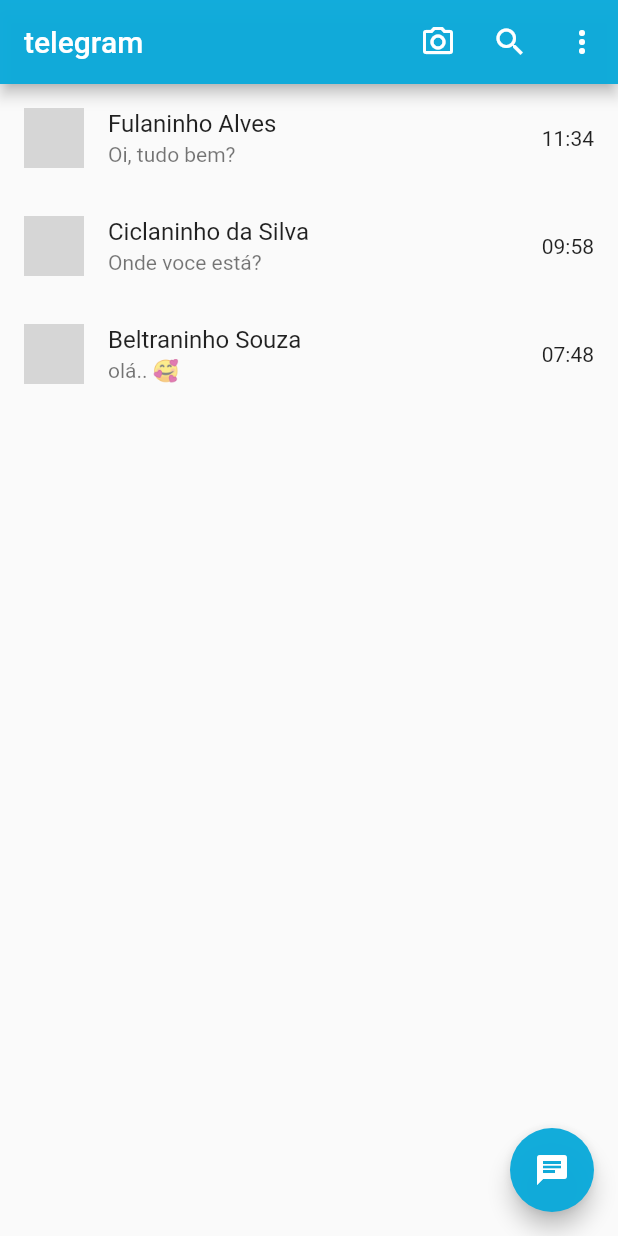
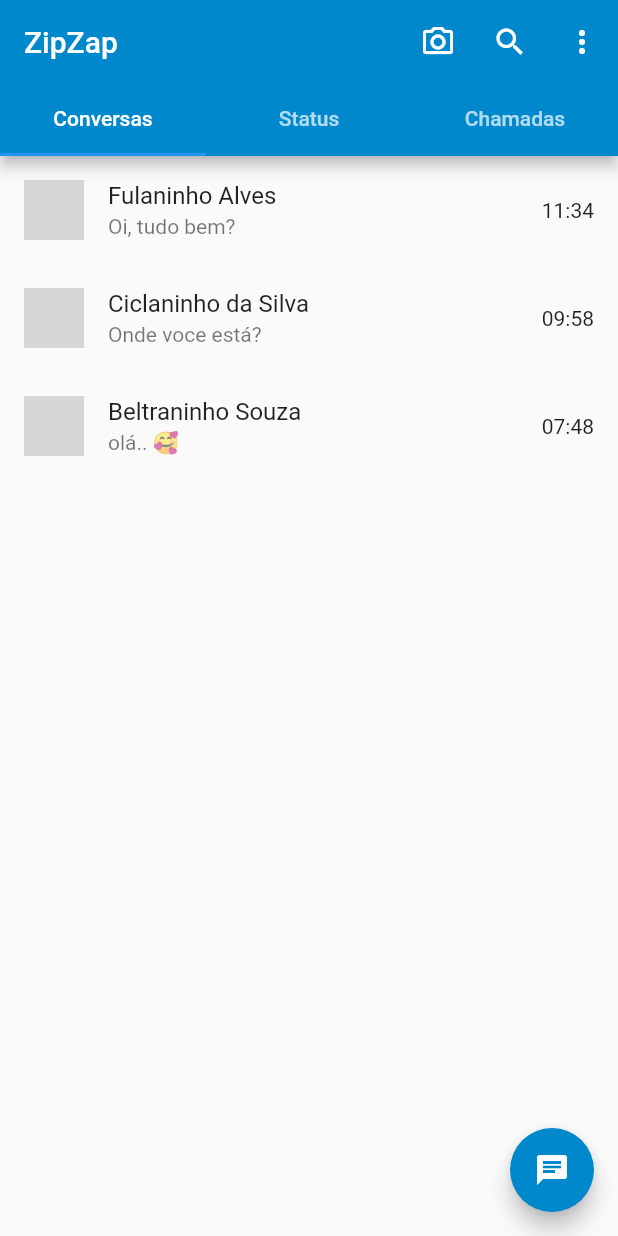
Before and after one commit to sar4silv4/disp_moveis, a Flutter app: the screen it shows after launch, on a phone screen of 412 x 824 dp. Run offline on Flutter 3.47's test engine with Material 2 defaults, Android fonts, the phone set to English and light mode, and no system bars; network calls fail; grey boxes are pictures that could not be loaded.

Commit message:
aula 02/05

```diff
--- /dev/null
+++ b/lib/conversas.dart
@@ -0,0 +1,54 @@
+// ignore_for_file: avoid_print, prefer_const_constructors
+
+import 'package:flutter/material.dart';
+
+class Conversas extends StatelessWidget {
+  const Conversas({super.key});
+
+  @override
+  Widget build(BuildContext context) {
+    return Container(
+      alignment: Alignment.center,
+      child: ListView(
+        children: [
+          ListTile(
+            onTap: () {
+              print("a conversa foi clicada");
+            },
+            leading: CircleAvatar(
+              backgroundImage: NetworkImage(
+                  "https://encrypted-tbn0.gstatic.com/images?q=tbn:ANd9GcTCCCHwlSMgWhEe_iXR8aXCeEFlL2KesdTzTvEirTQ2efpMAm4NANijxVzl8DwEuekaAhQ&usqp=CAU"),
+            ),
+            title: Text("Fulaninho Alves"),
+            subtitle: Text("Oi, tudo bem?"),
+            trailing: Text("11:34"),
+          ),
+          ListTile(
+            onTap: () {
+              print("a conversa foi clicada");
+            },
+            leading: CircleAvatar(
+              backgroundImage: NetworkImage(
+                  "https://s.yimg.com/ny/api/res/1.2/wvycRT1lgSSi54l4C35LPQ--/YXBwaWQ9aGlnaGxhbmRlcjt3PTY0MDtoPTM2MA--/https://s.yimg.com/os/creatr-uploaded-images/2020-12/5eb92350-456f-11eb-abed-f4da586ebad8"),
+            ),
+            title: Text("Ciclaninho da Silva"),
+            subtitle: Text("Onde voce está?"),
+            trailing: Text("09:58"),
+          ),
+          ListTile(
+            onTap: () {
+              print("a conversa foi clicada");
+            },
+            leading: CircleAvatar(
+              backgroundImage: NetworkImage(
+                  "https://encrypted-tbn0.gstatic.com/images?q=tbn:ANd9GcQ35eggEqEcCOfbfVO_3FI7UGU0ryTcMCv0Rw&usqp=CAU"),
+            ),
+            title: Text("Beltraninho Souza"),
+            subtitle: Text("olá.. 🥰"),
+            trailing: Text("07:48"),
+          ),
+        ],
+      ),
+    );
+  }
+}
--- a/lib/main.dart
+++ b/lib/main.dart
@@ -1,6 +1,7 @@
 // ignore_for_file: prefer_const_constructors, prefer_const_literals_to_create_immutables
 
 import 'package:flutter/material.dart';
+import 'package:meuapp/pagina_inicial.dart';
 
 void main() {
   runApp(const MyApp());
@@ -12,88 +13,6 @@ class MyApp extends StatelessWidget {
   @override
   Widget build(BuildContext context) {
     return MaterialApp(
-        debugShowCheckedModeBanner: false, home: paginainicial());
+        debugShowCheckedModeBanner: false, home: PaginaInicial());
   }
 }
-
-class paginainicial extends StatelessWidget {
-  const paginainicial({super.key});
-
-  @override
-  Widget build(BuildContext context) {
-    return Scaffold(
-      appBar: AppBar(
-        title: Text("telegram"),
-        backgroundColor: Color.fromARGB(248, 12, 170, 218),
-        actions: [
-          IconButton(
-            onPressed: () {
-              print("O botão da camera foi clicado");
-            },
-            icon: Icon(Icons.camera_alt_outlined),
-          ),
-          IconButton(
-            onPressed: () {
-              print("O botão da busca foi clicado");
-            },
-            icon: Icon(Icons.search),
-          ),
-          IconButton(
-            onPressed: () {
-              print("O botão do menu foi clicado");
-            },
-            icon: Icon(Icons.more_vert),
-          ),
-        ],
-      ),
-      floatingActionButton: FloatingActionButton(
-        child: Icon(Icons.chat),
-        backgroundColor: Color.fromARGB(248, 12, 170, 218),
-        onPressed: () {},
-      ),
-      body: Container(
-        alignment: Alignment.center,
-        child: ListView(
-          children: [
-            ListTile(
-              onTap: () {
-                print("a conversa foi clicada");
-              },
-              leading: CircleAvatar(
-                backgroundImage: NetworkImage(
-                    "https://encrypted-tbn0.gstatic.com/images?q=tbn:ANd9GcTCCCHwlSMgWhEe_iXR8aXCeEFlL2KesdTzTvEirTQ2efpMAm4NANijxVzl8DwEuekaAhQ&usqp=CAU"),
-              ),
-              title: Text("Fulaninho Alves"),
-              subtitle: Text("Oi, tudo bem?"),
-              trailing: Text("11:34"),
-            ),
-            ListTile(
-              onTap: () {
-                print("a conversa foi clicada");
-              },
-              leading: CircleAvatar(
-                backgroundImage: NetworkImage(
-                    "https://s.yimg.com/ny/api/res/1.2/wvycRT1lgSSi54l4C35LPQ--/YXBwaWQ9aGlnaGxhbmRlcjt3PTY0MDtoPTM2MA--/https://s.yimg.com/os/creatr-uploaded-images/2020-12/5eb92350-456f-11eb-abed-f4da586ebad8"),
-              ),
-              title: Text("Ciclaninho da Silva"),
-              subtitle: Text("Onde voce está?"),
-              trailing: Text("09:58"),
-            ),
-            ListTile(
-              onTap: () {
-                print("a conversa foi clicada");
-              },
-              leading: CircleAvatar(
-                backgroundImage: NetworkImage(
-                    "https://encrypted-tbn0.gstatic.com/images?q=tbn:ANd9GcQ35eggEqEcCOfbfVO_3FI7UGU0ryTcMCv0Rw&usqp=CAU"),
-              ),
-              title: Text("Beltraninho Souza"),
-              subtitle: Text("olá.. 🥰"),
-              trailing: Text("07:48"),
-            ),
-          ],
-        ),
-      ),
-    );
-  }
-}
--- /dev/null
+++ b/lib/pagina_inicial.dart
@@ -0,0 +1,52 @@
+// ignore_for_file: camel_case_types, prefer_const_constructors, avoid_print, sort_child_properties_last, prefer_const_literals_to_create_immutables
+
+import 'package:flutter/material.dart';
+import 'package:meuapp/conversas.dart';
+
+class PaginaInicial extends StatelessWidget {
+  const PaginaInicial({super.key});
+
+  @override
+  Widget build(BuildContext context) {
+    return DefaultTabController(
+        length: 3,
+        child: Scaffold(
+          appBar: AppBar(
+            title: Text("ZipZap"),
+            backgroundColor: Color.fromARGB(255, 0, 136, 204),
+            actions: [
+              IconButton(
+                onPressed: () {
+                  print("O botão da camera foi clicado");
+                },
+                icon: Icon(Icons.camera_alt_outlined),
+              ),
+              IconButton(
+                onPressed: () {
+                  print("O botão da busca foi clicado");
+                },
+                icon: Icon(Icons.search),
+              ),
+              IconButton(
+                onPressed: () {
+                  print("O botão do menu foi clicado");
+                },
+                icon: Icon(Icons.more_vert),
+              ),
+            ],
+            bottom: TabBar(tabs: [
+              Tab(text: 'Conversas'),
+              Tab(text: 'Status'),
+              Tab(text: 'Chamadas'),
+            ]),
+          ),
+          floatingActionButton: FloatingActionButton(
+            child: Icon(Icons.chat),
+            backgroundColor: Color.fromARGB(255, 0, 136, 204),
+            onPressed: () {},
+          ),
+          body: Conversas(),
+      )
+    );
+  }
+}
```
